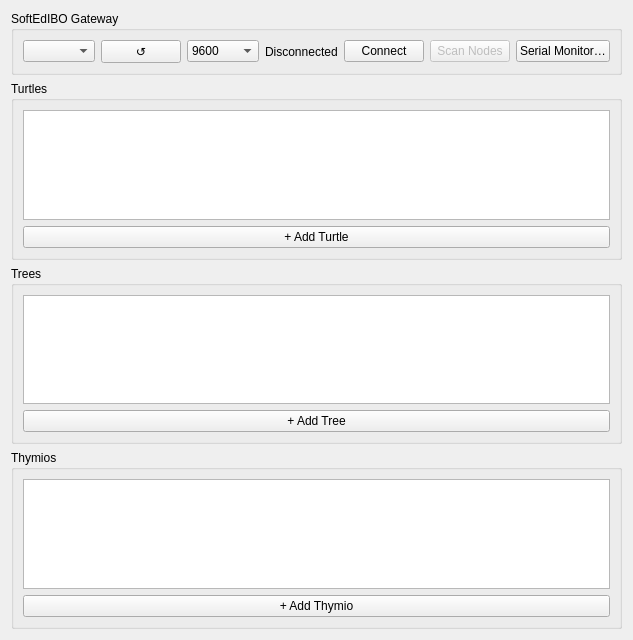
Qt form src/gui/ui/robot_panel.ui (techandpeople/SoftEdIBO) before a commit.
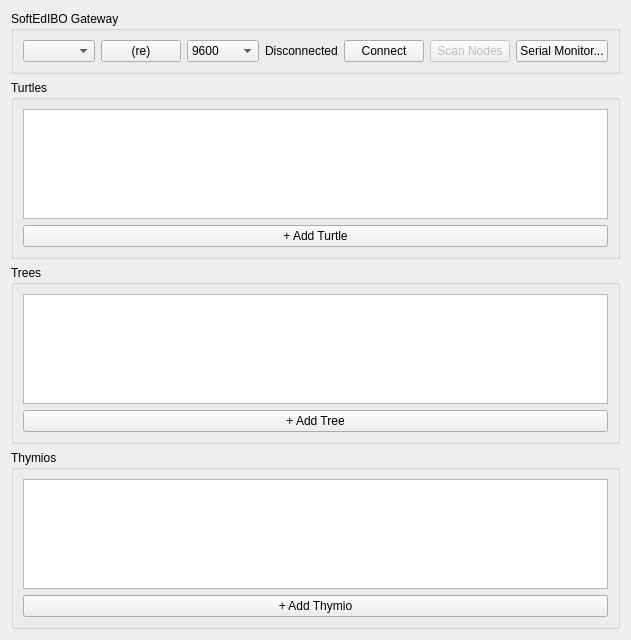
The same form after that commit.

```diff
--- a/src/gui/ui/robot_panel.ui
+++ b/src/gui/ui/robot_panel.ui
@@ -19,7 +19,7 @@
       </item>
       <item>
        <widget class="QPushButton" name="refresh_ports_btn">
-        <property name="text"><string>↺</string></property>
+        <property name="text"><string>(re)</string></property>
         <property name="maximumWidth"><number>28</number></property>
         <property name="toolTip"><string>Refresh serial port list</string></property>
        </widget>
@@ -60,7 +60,7 @@
       <item>
        <widget class="QPushButton" name="serial_monitor_btn">
         <property name="whatsThis"><string>Open a raw serial debugging terminal showing live traffic to and from the gateway, with an input box for sending arbitrary lines.</string></property>
-        <property name="text"><string>Serial Monitor…</string></property>
+        <property name="text"><string>Serial Monitor...</string></property>
        </widget>
       </item>
      </layout>
```
Left out of the diff: 2 changed lines with no effect on the pictures.
